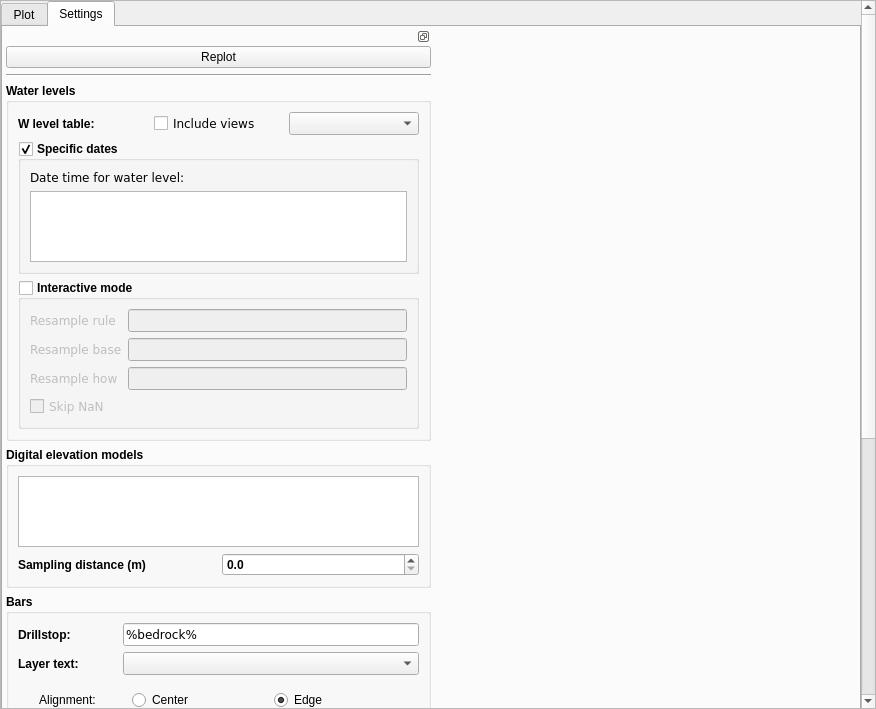
Qt form ui/secplotdockwidget.ui (jkall/qgis-midvatten-plugin) before a commit.
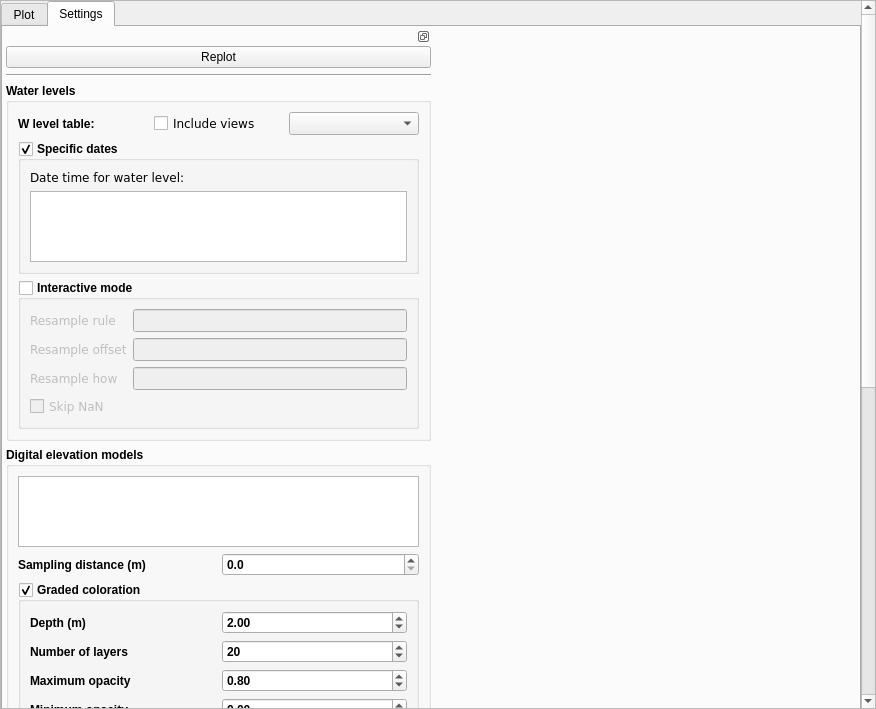
The same form after that commit. The open tabs and pages were chosen to show the change. Custom widgets are drawn as their Qt base class.

```diff
--- a/ui/secplotdockwidget.ui
+++ b/ui/secplotdockwidget.ui
@@ -41,7 +41,7 @@
          <x>0</x>
          <y>0</y>
          <width>860</width>
-         <height>1164</height>
+         <height>1322</height>
         </rect>
        </property>
        <layout class="QVBoxLayout" name="verticalLayout_9">
@@ -475,7 +475,7 @@
                                     </font>
                                    </property>
                                    <property name="text">
-                                    <string>Resample base</string>
+                                    <string>Resample offset</string>
                                    </property>
                                   </widget>
                                  </item>
@@ -596,6 +596,92 @@
                                 </item>
                                </layout>
                               </item>
+                              <item>
+                               <widget class="QGroupBox" name="secplot_apply_graded_dems">
+                                <property name="font">
+                                 <font>
+                                  <weight>75</weight>
+                                  <bold>true</bold>
+                                 </font>
+                                </property>
+                                <property name="toolTip">
+                                 <string>&lt;html&gt;&lt;head/&gt;&lt;body&gt;&lt;p&gt;Colorize the elevation models with graded colors.&lt;/p&gt;&lt;p&gt;The feature can be used to visualize changing features along the profile line, for example soil type or land use for a ground surface dem or bedrock type for a bedrock dem.&lt;/p&gt;&lt;p&gt;To use coloration for a layer, create a polygon layer with the same name as the elevation model raster layer and '_secplotcolor' at the end. Ex (dem 'groundsurface' and polygon layer 'groundsurface_secplotcolor'. Apply a categorized or rule base symbology with simple symbols with different fill colors, which will be used for graded colors. The label of the category will be used for the legend. &lt;/p&gt;&lt;/body&gt;&lt;/html&gt;</string>
+                                </property>
+                                <property name="title">
+                                 <string>Graded coloration</string>
+                                </property>
+                                <property name="checkable">
+                                 <bool>true</bool>
+                                </property>
+                                <layout class="QGridLayout" name="gridLayout_3">
+                                 <item row="2" column="0">
+                                  <widget class="QLabel" name="label_16">
+                                   <property name="text">
+                                    <string>Maximum opacity</string>
+                                   </property>
+                                  </widget>
+                                 </item>
+                                 <item row="3" column="0">
+                                  <widget class="QLabel" name="label_17">
+                                   <property name="text">
+                                    <string>Minimum opacity</string>
+                                   </property>
+                                  </widget>
+                                 </item>
+                                 <item row="1" column="0">
+                                  <widget class="QLabel" name="label_15">
+                                   <property name="text">
+                                    <string>Number of layers</string>
+                                   </property>
+                                  </widget>
+                                 </item>
+                                 <item row="2" column="1">
+                                  <widget class="QDoubleSpinBox" name="secplot_grading_max_opacity">
+                                   <property name="toolTip">
+                                    <string>&lt;html&gt;&lt;head/&gt;&lt;body&gt;&lt;p&gt;The opacity for the topmost graded layer.&lt;/p&gt;&lt;/body&gt;&lt;/html&gt;</string>
+                                   </property>
+                                   <property name="value">
+                                    <double>0.800000000000000</double>
+                                   </property>
+                                  </widget>
+                                 </item>
+                                 <item row="0" column="0">
+                                  <widget class="QLabel" name="label_14">
+                                   <property name="text">
+                                    <string>Depth (m)</string>
+                                   </property>
+                                  </widget>
+                                 </item>
+                                 <item row="3" column="1">
+                                  <widget class="QDoubleSpinBox" name="secplot_grading_min_opacity">
+                                   <property name="toolTip">
+                                    <string>&lt;html&gt;&lt;head/&gt;&lt;body&gt;&lt;p&gt;The opacity for the bottom layer (the layer at &amp;quot;Depth (m)&amp;quot;).&lt;/p&gt;&lt;/body&gt;&lt;/html&gt;</string>
+                                   </property>
+                                  </widget>
+                                 </item>
+                                 <item row="1" column="1">
+                                  <widget class="QSpinBox" name="secplot_grading_num_layers">
+                                   <property name="toolTip">
+                                    <string>&lt;html&gt;&lt;head/&gt;&lt;body&gt;&lt;p&gt;Number of graded layers. More layers makes smoother transitions at the cost of slower rendering.&lt;/p&gt;&lt;/body&gt;&lt;/html&gt;</string>
+                                   </property>
+                                   <property name="value">
+                                    <number>20</number>
+                                   </property>
+                                  </widget>
+                                 </item>
+                                 <item row="0" column="1">
+                                  <widget class="QDoubleSpinBox" name="secplot_grading_depth">
+                                   <property name="toolTip">
+                                    <string>&lt;html&gt;&lt;head/&gt;&lt;body&gt;&lt;p&gt;Maximum depth below raster to add graded color.&lt;/p&gt;&lt;/body&gt;&lt;/html&gt;</string>
+                                   </property>
+                                   <property name="value">
+                                    <double>2.000000000000000</double>
+                                   </property>
+                                  </widget>
+                                 </item>
+                                </layout>
+                               </widget>
+                              </item>
                              </layout>
                             </widget>
                            </item>
```
Left out of the diff: 13 changed lines with no effect on the pictures.
